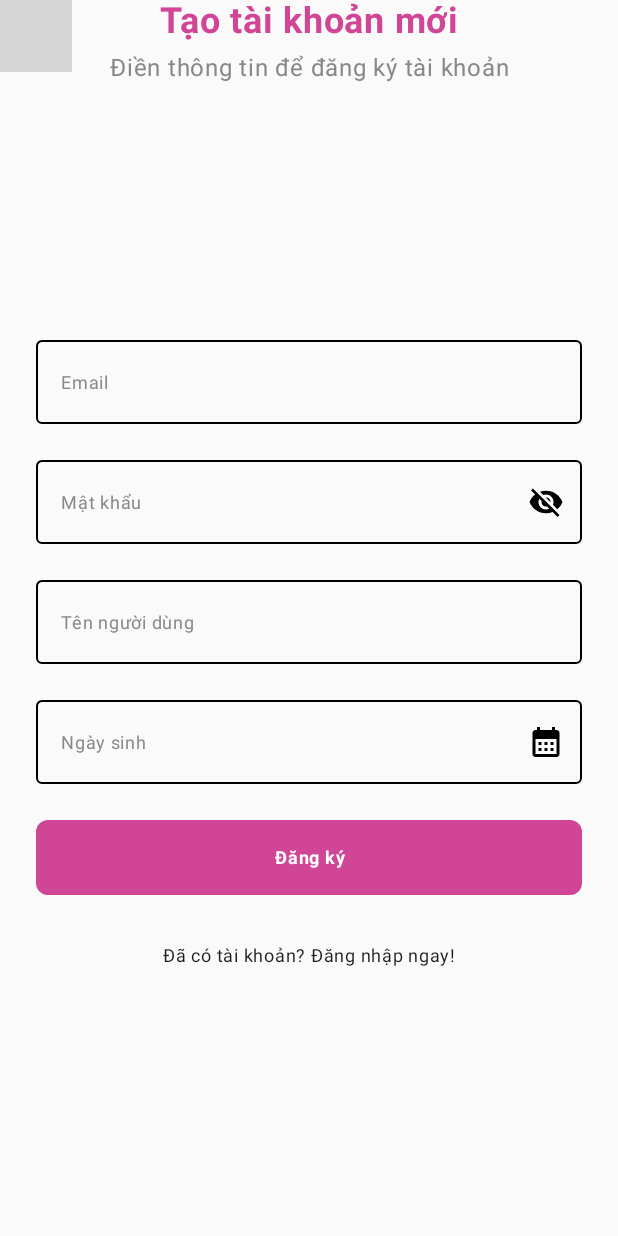
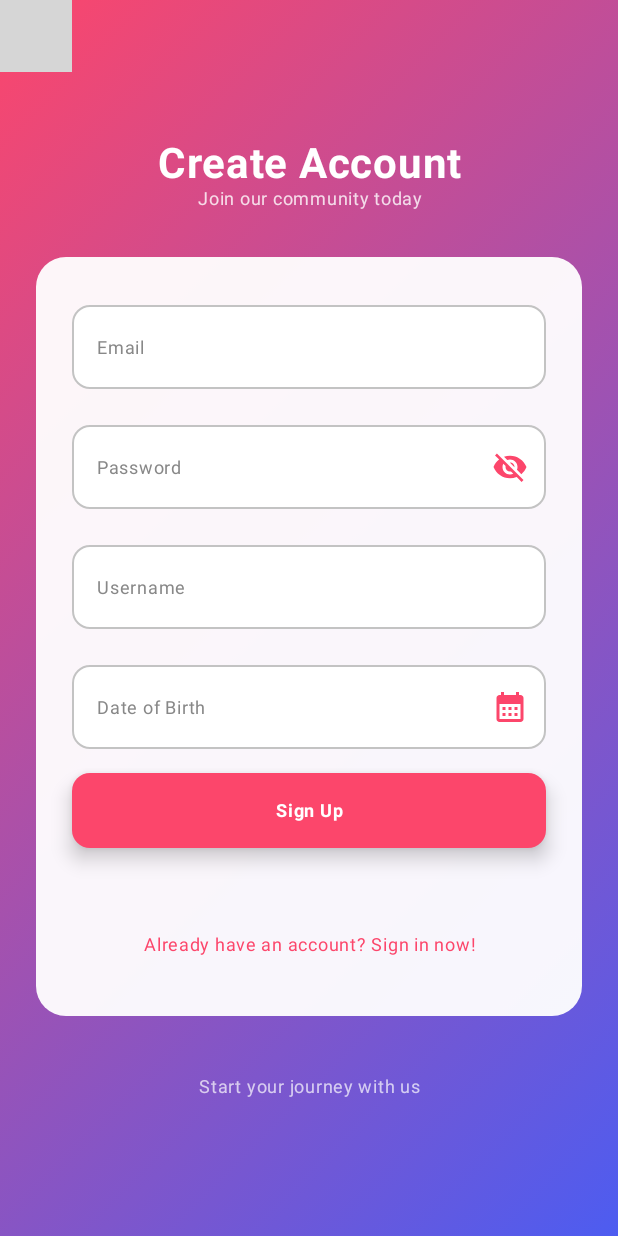
Before and after one commit to NguyenAnhkk/projectDemo, an Android app built with Jetpack Compose: the SignupPage screen opened through its navigation route, on a phone screen of 412 x 824 dp. Run offline under Robolectric (Android 15) with nearby library versions, the phone set to English and light mode, and no system bars; our stand-ins replace Firebase (no records; nobody signed in at launch, a user with empty details on screens opened directly), accompanist, livedata-compose; libraries missing offline, so code that uses them is left out: com.maxkeppeker.sheets, com.maxkeppeler.sheets; 4 statements that could not run were skipped; grey boxes are pictures that could not be loaded.

Commit message:
update ui

```diff
--- a/app/src/main/java/com/example/projectdemo/feature/sign_up/SignupScreen.kt
+++ b/app/src/main/java/com/example/projectdemo/feature/sign_up/SignupScreen.kt
@@ -3,15 +3,18 @@ package com.example.projectdemo.feature.sign_up
 import android.widget.Toast
 import androidx.compose.animation.core.tween
 import androidx.compose.foundation.Image
+import androidx.compose.foundation.background
 import androidx.compose.foundation.clickable
 import androidx.compose.foundation.layout.Arrangement
+import androidx.compose.foundation.layout.Box
+import androidx.compose.foundation.layout.Column
 import androidx.compose.foundation.layout.Spacer
-import androidx.compose.foundation.layout.fillMaxHeight
 import androidx.compose.foundation.layout.fillMaxSize
 import androidx.compose.foundation.layout.fillMaxWidth
 import androidx.compose.foundation.layout.height
 import androidx.compose.foundation.layout.imePadding
 import androidx.compose.foundation.layout.padding
+import androidx.compose.foundation.layout.size
 import androidx.compose.foundation.rememberScrollState
 import androidx.compose.foundation.shape.RoundedCornerShape
 import androidx.compose.foundation.text.KeyboardOptions
@@ -33,7 +36,9 @@ import androidx.compose.runtime.remember
 import androidx.compose.runtime.setValue
 import androidx.compose.ui.Alignment
 import androidx.compose.ui.Modifier
+import androidx.compose.ui.graphics.Brush
 import androidx.compose.ui.graphics.Color
+import androidx.compose.ui.layout.ContentScale
 import androidx.compose.ui.platform.LocalContext
 import androidx.compose.ui.res.painterResource
 import androidx.compose.ui.text.input.KeyboardType
@@ -77,6 +82,7 @@ fun SignupPage(
     val context = LocalContext.current
     val imeState = rememberImeState()
     val scrollState = rememberScrollState()
+
     fun isValidPassword(password: String): Boolean {
         val passwordPattern = Regex("^(?=.*[0-9])(?=.*[a-z])(?=.*[A-Z])(?=.*[@#\$%^&+=!]).{8,}\$")
         return passwordPattern.matches(password)
@@ -116,152 +122,179 @@ fun SignupPage(
         }
     }
 
+    // Background gradient colors - matching the login screen
+    val gradientColors = listOf(
+        Color(0xFFFC466B),  // Vibrant pink
+        Color(0xFF3F5EFB),  // Bright blue
+    )
+
+    Box(
+        modifier = Modifier
+            .fillMaxSize()
+            .background(
+                brush = Brush.linearGradient(
+                    colors = gradientColors,
+                    start = androidx.compose.ui.geometry.Offset(0f, 0f),
+                    end = androidx.compose.ui.geometry.Offset(1000f, 1000f)
+                )
+            )
+    ) {
 
         AppScreen(
-        backgroundColor = MyAppTheme.appColor.background,
+            backgroundColor = Color.Transparent,
             isPaddingNavigation = true,
             modifier = Modifier.fillMaxSize(),
-
         ) {
-        AppColumn(
+            Column(
                 modifier = Modifier
-                .fillMaxHeight()
+                    .fillMaxSize()
+                    .verticalScroll(scrollState)
                     .padding(horizontal = 24.dp)
-                .imePadding()
-                .verticalScroll(scrollState),
-
-            verticalArrangement = Arrangement.SpaceBetween
-        ) {
-
-            AppColumn(
-                modifier = Modifier
-                    .fillMaxWidth(),
+                    .imePadding(),
                 verticalArrangement = Arrangement.Center,
                 horizontalAlignment = Alignment.CenterHorizontally
             ) {
+                // App Logo/Title
+                Column(
+                    modifier = Modifier
+                        .fillMaxWidth()
+                        .padding(bottom = 32.dp),
+                    horizontalAlignment = Alignment.CenterHorizontally
+                ) {
+
                     AppTextBold(
-                    text = "Tạo tài khoản mới",
-                    fontSize = 24.sp,
-                    color = Color(0xFFd14597),
-                    modifier = Modifier.padding(bottom = 8.dp)
+                        text = "Create Account",
+                        color = Color.White,
+                        fontSize = 28.sp
                     )
                     AppText(
-                    text = "Điền thông tin để đăng ký tài khoản",
-                    fontSize = 16.sp,
-                    color = Color.Gray,
+                        text = "Join our community today",
+                        color = Color.White.copy(alpha = 0.8f),
                         textAlign = TextAlign.Center
                     )
                 }
 
-            AppColumn(
+                // Registration Form Container
+                Box(
                     modifier = Modifier
                         .fillMaxWidth()
-                    .weight(2f),
-                verticalArrangement = Arrangement.Center,
-                horizontalAlignment = Alignment.CenterHorizontally
+                        .background(
+                            color = Color.White.copy(alpha = 0.95f),
+                            shape = RoundedCornerShape(20.dp)
+                        )
+                        .padding(24.dp)
+                ) {
+                    AppColumn(
+                        modifier = Modifier.fillMaxWidth(),
+                        verticalArrangement = Arrangement.spacedBy(16.dp)
                     ) {
                         OutlinedTextField(
                             value = account,
                             onValueChange = { account = it },
                             label = { AppText(text = "Email", color = Color.Gray) },
-                    modifier = Modifier
-                        .fillMaxWidth()
-                        .padding(bottom = 16.dp),
+                            modifier = Modifier.fillMaxWidth(),
                             colors = TextFieldDefaults.outlinedTextFieldColors(
-                        focusedBorderColor = Color(0xFFd14597),
-                        unfocusedBorderColor = Color.Black,
+                                focusedBorderColor = Color(0xFFFC466B),
+                                unfocusedBorderColor = Color.Gray.copy(alpha = 0.5f),
                                 focusedLabelColor = Color.Black,
                                 unfocusedLabelColor = Color.Gray,
-                        cursorColor = Color(0xFFd14597)
+                                cursorColor = Color(0xFFFC466B),
+                                containerColor = Color.White
                             ),
-                    keyboardOptions = KeyboardOptions(keyboardType = KeyboardType.Email)
+                            keyboardOptions = KeyboardOptions(keyboardType = KeyboardType.Email),
+                            shape = RoundedCornerShape(12.dp)
                         )
 
                         OutlinedTextField(
                             value = password,
                             onValueChange = { password = it },
-                    label = { AppText(text = "Mật khẩu", color = Color.Gray) },
-                    modifier = Modifier
-                        .fillMaxWidth()
-                        .padding(bottom = 16.dp),
+                            label = { AppText(text = "Password", color = Color.Gray) },
+                            modifier = Modifier.fillMaxWidth(),
                             colors = TextFieldDefaults.outlinedTextFieldColors(
-                        focusedBorderColor = Color(0xFFd14597),
-                        unfocusedBorderColor = Color.Black,
+                                focusedBorderColor = Color(0xFFFC466B),
+                                unfocusedBorderColor = Color.Gray.copy(alpha = 0.5f),
                                 focusedLabelColor = Color.Black,
                                 unfocusedLabelColor = Color.Gray,
-                        cursorColor = Color(0xFFd14597)
+                                cursorColor = Color(0xFFFC466B),
+                                containerColor = Color.White
                             ),
                             trailingIcon = {
                                 IconButton(onClick = { passwordVisibility = !passwordVisibility }) {
                                     Icon(
                                         painter = passwordIcon,
-                                contentDescription = if (passwordVisibility) "Hide password" else "Show password"
+                                        contentDescription = if (passwordVisibility) "Hide password" else "Show password",
+                                        tint = Color(0xFFFC466B)
                                     )
                                 }
-                    }
+                            },
+                            shape = RoundedCornerShape(12.dp)
                         )
 
                         OutlinedTextField(
                             value = userName,
                             onValueChange = { userName = it },
-                    label = { AppText(text = "Tên người dùng", color = Color.Gray) },
-                    modifier = Modifier
-                        .fillMaxWidth()
-                        .padding(bottom = 16.dp),
+                            label = { AppText(text = "Username", color = Color.Gray) },
+                            modifier = Modifier.fillMaxWidth(),
                             colors = TextFieldDefaults.outlinedTextFieldColors(
-                        focusedBorderColor = Color(0xFFd14597),
-                        unfocusedBorderColor = Color.Black,
+                                focusedBorderColor = Color(0xFFFC466B),
+                                unfocusedBorderColor = Color.Gray.copy(alpha = 0.5f),
                                 focusedLabelColor = Color.Black,
                                 unfocusedLabelColor = Color.Gray,
-                        cursorColor = Color(0xFFd14597)
-                    )
+                                cursorColor = Color(0xFFFC466B),
+                                containerColor = Color.White
+                            ),
+                            shape = RoundedCornerShape(12.dp)
                         )
 
                         OutlinedTextField(
                             value = dateOfBirth,
                             colors = TextFieldDefaults.outlinedTextFieldColors(
-                        focusedBorderColor = Color(0xFFd14597),
-                        unfocusedBorderColor = Color.Black,
+                                focusedBorderColor = Color(0xFFFC466B),
+                                unfocusedBorderColor = Color.Gray.copy(alpha = 0.5f),
                                 focusedLabelColor = Color.Black,
                                 unfocusedLabelColor = Color.Gray,
-
+                                cursorColor = Color(0xFFFC466B),
+                                containerColor = Color.White
                             ),
                             onValueChange = { },
-                    label = { AppText(text = "Ngày sinh", color = Color.Gray) },
+                            label = { AppText(text = "Date of Birth", color = Color.Gray) },
                             readOnly = true,
                             trailingIcon = {
-                        Image(
+                                Icon(
                                     painter = painterResource(id = R.drawable.baseline_calendar_month_24),
-                            contentDescription = "Chọn ngày",
-                            modifier = Modifier.clickable { calendarState.show() }
+                                    contentDescription = "Select date",
+                                    modifier = Modifier
+                                        .clickable { calendarState.show() }
+                                        .size(24.dp),
+                                    tint = Color(0xFFFC466B)
                                 )
                             },
                             modifier = Modifier
-                        .fillMaxWidth()
-                        .padding(bottom = 24.dp)
+                                .fillMaxWidth(),
+                            shape = RoundedCornerShape(12.dp)
                         )
 
                         Button(
                             onClick = {
                                 if (dateOfBirth.isEmpty() || userName.isEmpty() || password.isEmpty() || account.isEmpty()) {
-                            Toast.makeText(context, "Thông tin chưa đầy đủ.", Toast.LENGTH_SHORT)
+                                    Toast.makeText(context, "Please fill in all fields.", Toast.LENGTH_SHORT)
                                         .show()
                                 } else if (!isGmailAccount(account)) {
                                     Toast.makeText(
                                         context,
-                                "Email phải có định dạng @gmail.com.",
+                                        "Email must be a valid Gmail account.",
                                         Toast.LENGTH_SHORT
                                     ).show()
                                 } else if (!isOver13YearsOld(dateOfBirth)) {
                                     Toast.makeText(
                                         context,
-                                "Bạn phải trên 16 tuổi để đăng ký tài khoản.",
+                                        "You must be at least 13 years old to register.",
                                         Toast.LENGTH_SHORT
                                     ).show()
                                 } else if (!isValidPassword(password)) {
                                     Toast.makeText(
                                         context,
-                                "Mật khẩu phải có ít nhất 8 ký tự, bao gồm chữ hoa, chữ thường, số và ký tự đặc biệt.",
+                                        "Password must be at least 8 characters, including uppercase, lowercase, numbers and special characters.",
                                         Toast.LENGTH_LONG
                                     ).show()
                                 } else {
@@ -271,7 +304,7 @@ fun SignupPage(
                                             is AuthState.AccountCreated -> {
                                                 Toast.makeText(
                                                     context,
-                                            "Tạo tài khoản thành công!",
+                                                    "Account created successfully!",
                                                     Toast.LENGTH_SHORT
                                                 ).show()
                                                 navController.navigate("login")
@@ -281,7 +314,7 @@ fun SignupPage(
                                                 if (state.message == "Account already exists") {
                                                     Toast.makeText(
                                                         context,
-                                                "Tài khoản đã tồn tại.",
+                                                        "Account already exists.",
                                                         Toast.LENGTH_SHORT
                                                     ).show()
                                                 } else {
@@ -298,31 +331,46 @@ fun SignupPage(
                                     }
                                 }
                             },
-                    shape = RoundedCornerShape(8.dp),
+                            shape = RoundedCornerShape(12.dp),
                             modifier = Modifier
                                 .fillMaxWidth()
                                 .height(50.dp),
                             colors = ButtonDefaults.buttonColors(
-                        containerColor = Color(0xFFd14597)
+                                containerColor = Color(0xFFFC466B)
+                            ),
+                            elevation = ButtonDefaults.buttonElevation(
+                                defaultElevation = 8.dp,
+                                pressedElevation = 4.dp
                             )
                         ) {
                             AppTextBold(
-                        text = "Đăng ký",
+                                text = "Sign Up",
                                 color = Color.White
                             )
                         }
 
-                Spacer(modifier = Modifier.height(16.dp))
+                        Spacer(modifier = Modifier.height(8.dp))
 
                         TextButton(
                             onClick = { navController.navigate("login") },
                             modifier = Modifier.fillMaxWidth()
                         ) {
                             AppText(
-                        text = "Đã có tài khoản? Đăng nhập ngay!"
+                                text = "Already have an account? Sign in now!",
+                                color = Color(0xFFFC466B)
+                            )
+                        }
+                    }
+                }
+
+                Spacer(modifier = Modifier.height(40.dp))
+
+                // Additional decorative element
+                AppText(
+                    text = "Start your journey with us",
+                    color = Color.White.copy(alpha = 0.7f)
                 )
             }
         }
     }
 }
-}
```
Also changed, not shown: app/src/main/java/com/example/projectdemo/feature/forgotpassword/ForgotPasswordScreen.kt (+89 -41 lines). Lines whose indentation alone changed are shown as unchanged.
